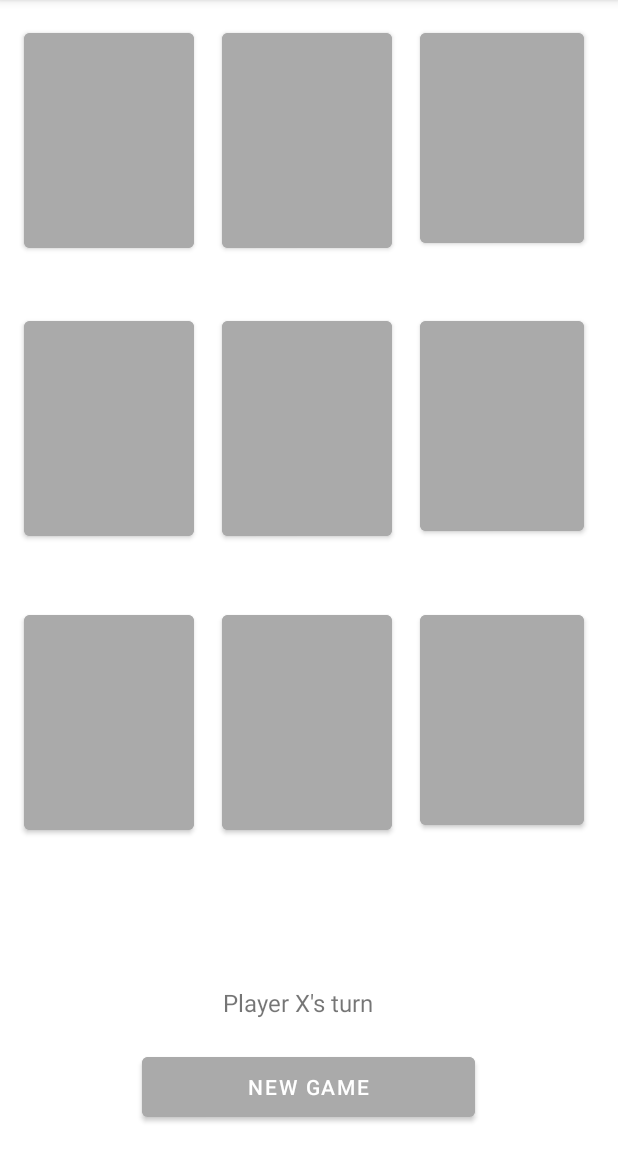
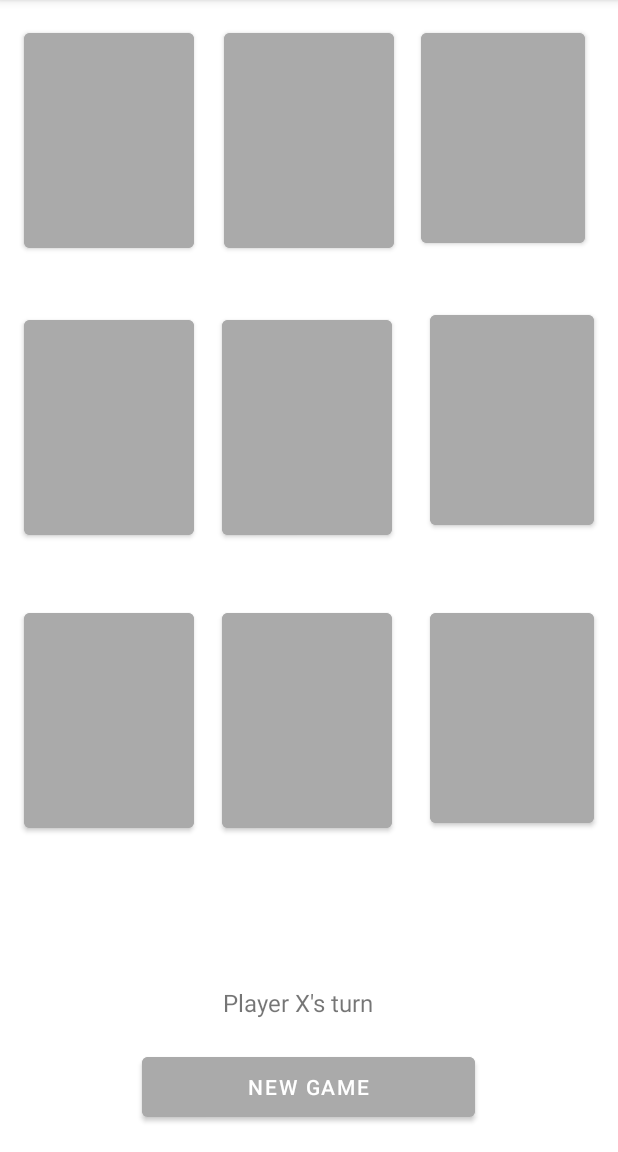
Before and after one commit to RyderDProgrammer/TicTacToe, an Android app: the screen it shows after launch (MainActivity), on a phone screen of 412 x 824 dp, the part 84-1236 px from its top. Run offline under Robolectric (Android 15) with nearby library versions, the phone set to English and light mode, and no system bars.

Commit message:
Fixed constraints of player buttons

```diff
--- a/app/src/main/res/layout/activity_main.xml
+++ b/app/src/main/res/layout/activity_main.xml
@@ -26,8 +26,8 @@
         android:id="@+id/button"
         android:layout_width="222dp"
         android:layout_height="52dp"
+        android:backgroundTint="@android:color/darker_gray"
         android:text="New Game"
-        android:backgroundTint="@android:color/darker_gray"
         app:iconTint="#686464"
         app:layout_constraintBottom_toBottomOf="parent"
         app:layout_constraintEnd_toEndOf="parent"
@@ -46,6 +46,8 @@
         android:textColor="#000000"
         android:textSize="48sp"
         app:iconTint="#686464"
+        app:layout_constraintEnd_toStartOf="@+id/button13"
+        app:layout_constraintHorizontal_bias="0.0"
         app:layout_constraintStart_toStartOf="parent"
         app:layout_constraintTop_toTopOf="parent"
         tools:ignore="SpeakableTextPresentCheck" />
@@ -55,13 +57,15 @@
         android:layout_width="113dp"
         android:layout_height="155dp"
         android:layout_marginStart="16dp"
-        android:layout_marginTop="208dp"
+        android:layout_marginTop="36dp"
         android:backgroundTint="@android:color/darker_gray"
         android:textColor="#000000"
         android:textSize="48sp"
         app:iconTint="#686464"
+        app:layout_constraintEnd_toStartOf="@+id/button17"
+        app:layout_constraintHorizontal_bias="0.0"
         app:layout_constraintStart_toStartOf="parent"
-        app:layout_constraintTop_toTopOf="parent"
+        app:layout_constraintTop_toBottomOf="@+id/button2"
         tools:ignore="SpeakableTextPresentCheck" />
 
     <Button
@@ -69,13 +73,17 @@
         android:layout_width="113dp"
         android:layout_height="155dp"
         android:layout_marginStart="16dp"
-        android:layout_marginTop="404dp"
+        android:layout_marginTop="40dp"
         android:backgroundTint="@android:color/darker_gray"
         android:textColor="#000000"
         android:textSize="48sp"
         app:iconTint="#686464"
+        app:layout_constraintBottom_toBottomOf="parent"
+        app:layout_constraintEnd_toStartOf="@+id/button18"
+        app:layout_constraintHorizontal_bias="0.0"
         app:layout_constraintStart_toStartOf="parent"
-        app:layout_constraintTop_toTopOf="parent"
+        app:layout_constraintTop_toBottomOf="@+id/button15"
+        app:layout_constraintVertical_bias="0.0"
         tools:ignore="SpeakableTextPresentCheck" />
 
     <Button
@@ -84,10 +92,12 @@
         android:layout_height="155dp"
         android:layout_marginStart="148dp"
         android:layout_marginTop="16dp"
+        android:backgroundTint="@android:color/darker_gray"
         android:textColor="#000000"
         android:textSize="48sp"
-        android:backgroundTint="@android:color/darker_gray"
         app:iconTint="#686464"
+        app:layout_constraintEnd_toStartOf="@+id/button14"
+        app:layout_constraintHorizontal_bias="0.052"
         app:layout_constraintStart_toStartOf="parent"
         app:layout_constraintTop_toTopOf="parent"
         tools:ignore="SpeakableTextPresentCheck" />
@@ -97,13 +107,13 @@
         android:layout_width="113dp"
         android:layout_height="155dp"
         android:layout_marginStart="148dp"
-        android:layout_marginTop="208dp"
+        android:layout_marginTop="36dp"
         android:backgroundTint="@android:color/darker_gray"
         android:textColor="#000000"
         android:textSize="48sp"
         app:iconTint="#686464"
         app:layout_constraintStart_toStartOf="parent"
-        app:layout_constraintTop_toTopOf="parent"
+        app:layout_constraintTop_toBottomOf="@+id/button13"
         tools:ignore="SpeakableTextPresentCheck" />
 
     <Button
@@ -111,25 +121,28 @@
         android:layout_width="113dp"
         android:layout_height="155dp"
         android:layout_marginStart="148dp"
-        android:layout_marginTop="404dp"
+        android:layout_marginTop="40dp"
         android:backgroundTint="@android:color/darker_gray"
         android:textColor="#000000"
         android:textSize="48sp"
         app:iconTint="#686464"
+        app:layout_constraintBottom_toTopOf="@+id/textView"
         app:layout_constraintStart_toStartOf="parent"
-        app:layout_constraintTop_toTopOf="parent"
+        app:layout_constraintTop_toBottomOf="@+id/button17"
+        app:layout_constraintVertical_bias="0.0"
         tools:ignore="SpeakableTextPresentCheck" />
 
     <Button
         android:id="@+id/button14"
         android:layout_width="109dp"
         android:layout_height="152dp"
-        android:layout_marginStart="280dp"
         android:layout_marginTop="16dp"
         android:backgroundTint="@android:color/darker_gray"
         android:textColor="#000000"
         android:textSize="48sp"
         app:iconTint="#686464"
+        app:layout_constraintEnd_toEndOf="parent"
+        app:layout_constraintHorizontal_bias="0.927"
         app:layout_constraintStart_toStartOf="parent"
         app:layout_constraintTop_toTopOf="parent"
         tools:ignore="SpeakableTextPresentCheck" />
@@ -138,28 +151,32 @@
         android:id="@+id/button3"
         android:layout_width="109dp"
         android:layout_height="152dp"
-        android:layout_marginStart="280dp"
-        android:layout_marginTop="208dp"
+        android:layout_marginTop="36dp"
         android:backgroundTint="@android:color/darker_gray"
         android:textColor="#000000"
         android:textSize="48sp"
         app:iconTint="#686464"
-        app:layout_constraintStart_toStartOf="parent"
-        app:layout_constraintTop_toTopOf="parent"
+        app:layout_constraintEnd_toEndOf="parent"
+        app:layout_constraintHorizontal_bias="0.609"
+        app:layout_constraintStart_toEndOf="@+id/button17"
+        app:layout_constraintTop_toBottomOf="@+id/button14"
         tools:ignore="SpeakableTextPresentCheck" />
 
     <Button
         android:id="@+id/button4"
         android:layout_width="109dp"
         android:layout_height="152dp"
-        android:layout_marginStart="280dp"
-        android:layout_marginTop="404dp"
+        android:layout_marginTop="44dp"
         android:backgroundTint="@android:color/darker_gray"
         android:textColor="#000000"
         android:textSize="48sp"
         app:iconTint="#686464"
-        app:layout_constraintStart_toStartOf="parent"
-        app:layout_constraintTop_toTopOf="parent"
+        app:layout_constraintBottom_toBottomOf="parent"
+        app:layout_constraintEnd_toEndOf="parent"
+        app:layout_constraintHorizontal_bias="0.609"
+        app:layout_constraintStart_toEndOf="@+id/button18"
+        app:layout_constraintTop_toBottomOf="@+id/button3"
+        app:layout_constraintVertical_bias="0.011"
         tools:ignore="SpeakableTextPresentCheck" />
 
 </androidx.constraintlayout.widget.ConstraintLayout>
```
